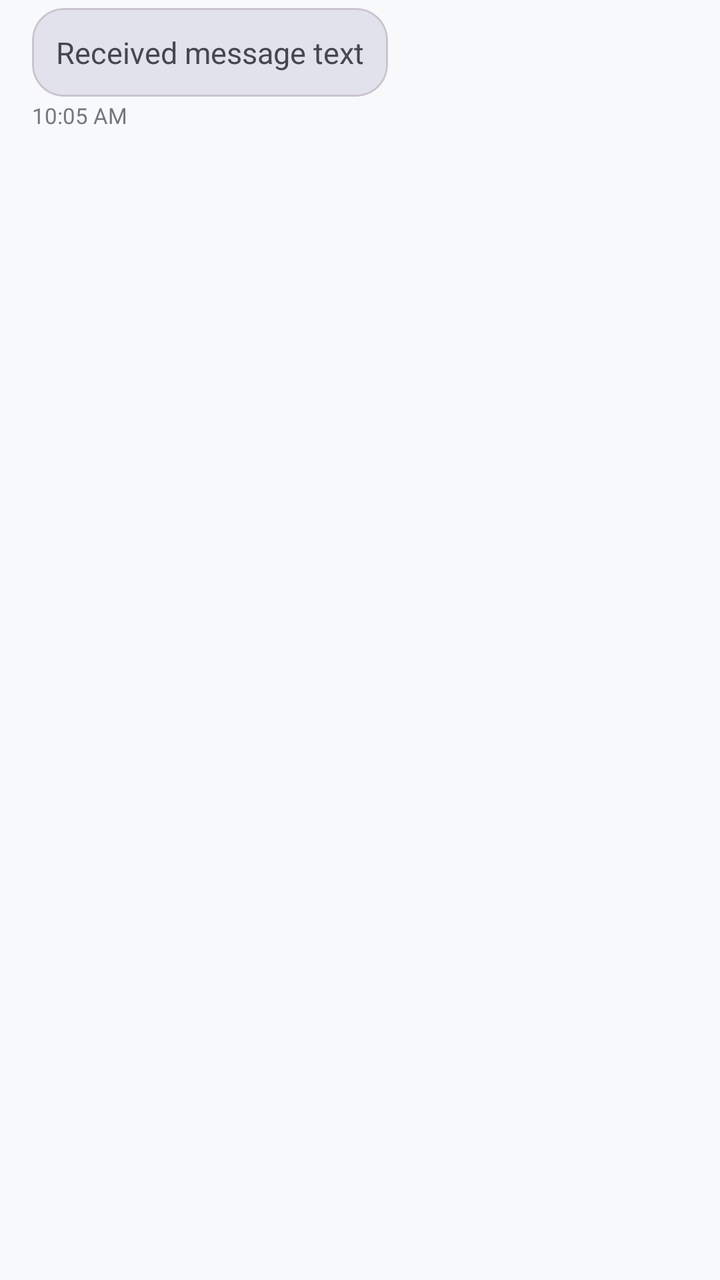
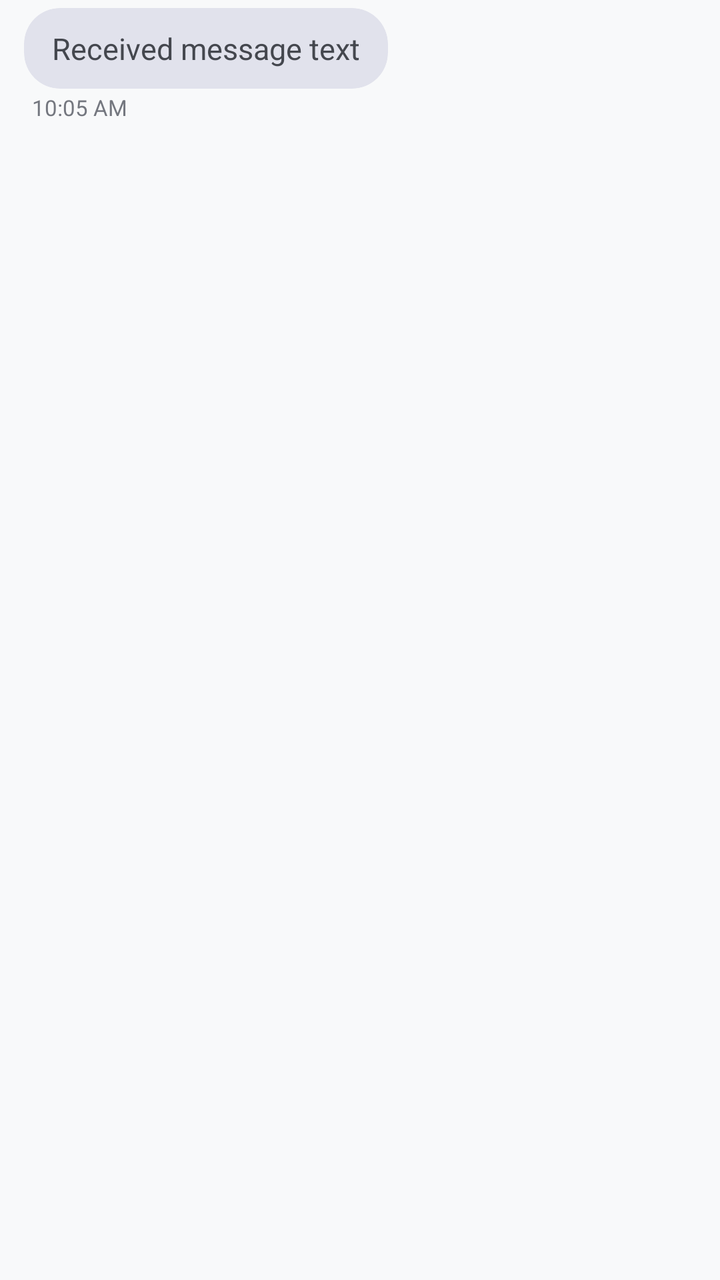

Two renders of the same Android screen: before a commit and after it. Below are the layout's source before the change and the commit's diff.
<!-- AndroidManifest.xml: application theme Theme.CampusFind -->
<!-- res/layout/item_message_received.xml -->
<?xml version="1.0" encoding="utf-8"?>
<LinearLayout xmlns:android="http://schemas.android.com/apk/res/android"
    xmlns:app="http://schemas.android.com/apk/res-auto"
    android:layout_width="match_parent"
    android:layout_height="wrap_content"
    android:gravity="start"
    android:orientation="vertical"
    android:paddingHorizontal="16dp"
    android:paddingVertical="4dp">

    <com.google.android.material.card.MaterialCardView
        android:layout_width="wrap_content"
        android:layout_height="wrap_content"
        app:cardBackgroundColor="@color/surface_variant"
        app:cardCornerRadius="16dp"
        app:cardElevation="0dp"
        app:shapeAppearanceOverlay="@style/ShapeAppearance.Material3.Corner.Large">

        <TextView
            android:id="@+id/tvMessage"
            android:layout_width="wrap_content"
            android:layout_height="wrap_content"
            android:maxWidth="260dp"
            android:padding="12dp"
            android:text="Received message text"
            android:textColor="@color/on_surface_variant"
            android:textSize="15sp" />
    </com.google.android.material.card.MaterialCardView>

    <TextView
        android:id="@+id/tvReceivedTime"
        android:layout_width="wrap_content"
        android:layout_height="wrap_content"
        android:layout_marginTop="2dp"
        android:text="10:05 AM"
        android:textColor="@color/outline"
        android:textSize="11sp" />
</LinearLayout>
<!-- resources referenced by this layout -->
<resources>
  <color name="on_surface_variant">#44474E</color>
  <color name="outline">#74777F</color>
  <color name="surface_variant">#E1E2EC</color>
  <style name="Theme.CampusFind" parent="Base.Theme.CampusFind" />
  <style name="Base.Theme.CampusFind" parent="Theme.Material3.DayNight.NoActionBar">
          
          <item name="colorPrimary">@color/primary</item>
          <item name="colorOnPrimary">@color/on_primary</item>
          <item name="colorPrimaryContainer">@color/primary_container</item>
          <item name="colorOnPrimaryContainer">@color/on_primary_container</item>
  
          <item name="colorSecondary">@color/secondary</item>
          <item name="colorOnSecondary">@color/on_secondary</item>
          <item name="colorSecondaryContainer">@color/secondary_container</item>
          <item name="colorOnSecondaryContainer">@color/on_secondary_container</item>
  
          <item name="android:colorBackground">@color/background</item>
          <item name="colorOnBackground">@color/on_background</item>
          <item name="colorSurface">@color/surface</item>
          <item name="colorOnSurface">@color/on_surface</item>
          <item name="colorSurfaceVariant">@color/surface_variant</item>
          <item name="colorOnSurfaceVariant">@color/on_surface_variant</item>
          <item name="colorOutline">@color/outline</item>
  
          
          <item name="android:statusBarColor">?attr/colorPrimary</item>
          <item name="android:windowLightStatusBar">false</item>
      </style>
  <color name="primary">#1976D2</color>
  <color name="on_primary">#FFFFFF</color>
  <color name="primary_container">#D1E4FF</color>
  <color name="on_primary_container">#001D36</color>
  <color name="secondary">#FFB300</color>
  <color name="on_secondary">#000000</color>
  <color name="secondary_container">#FFECB3</color>
  <color name="on_secondary_container">#261900</color>
  <color name="background">#F8F9FA</color>
  <color name="on_background">#1A1C1E</color>
  <color name="surface">#FFFFFF</color>
  <color name="on_surface">#1A1C1E</color>
</resources>

<!-- the commit's change to res/layout/item_message_received.xml (unified diff, before → after) -->
@@ -5,33 +5,51 @@
     android:layout_height="wrap_content"
     android:gravity="start"
     android:orientation="vertical"
-    android:paddingHorizontal="16dp"
+    android:paddingHorizontal="12dp"
     android:paddingVertical="4dp">
 
     <com.google.android.material.card.MaterialCardView
         android:layout_width="wrap_content"
         android:layout_height="wrap_content"
+        android:layout_gravity="start"
         app:cardBackgroundColor="@color/surface_variant"
-        app:cardCornerRadius="16dp"
+        app:cardCornerRadius="18dp"
         app:cardElevation="0dp"
-        app:shapeAppearanceOverlay="@style/ShapeAppearance.Material3.Corner.Large">
+        app:strokeWidth="0dp">
 
-        <TextView
-            android:id="@+id/tvMessage"
+        <LinearLayout
             android:layout_width="wrap_content"
             android:layout_height="wrap_content"
-            android:maxWidth="260dp"
-            android:padding="12dp"
-            android:text="Received message text"
-            android:textColor="@color/on_surface_variant"
-            android:textSize="15sp" />
+            android:orientation="vertical">
+
+            <com.google.android.material.imageview.ShapeableImageView
+                android:id="@+id/ivMessageImage"
+                android:layout_width="200dp"
+                android:layout_height="200dp"
+                android:scaleType="centerCrop"
+                android:visibility="gone"
+                app:shapeAppearanceOverlay="@style/ShapeAppearance.Material3.Corner.Medium" />
+
+            <TextView
+                android:id="@+id/tvMessage"
+                android:layout_width="wrap_content"
+                android:layout_height="wrap_content"
+                android:maxWidth="260dp"
+                android:paddingHorizontal="14dp"
+                android:paddingVertical="10dp"
+                android:text="Received message text"
+                android:textColor="@color/on_surface_variant"
+                android:textSize="15sp" />
+        </LinearLayout>
     </com.google.android.material.card.MaterialCardView>
 
     <TextView
         android:id="@+id/tvReceivedTime"
         android:layout_width="wrap_content"
         android:layout_height="wrap_content"
+        android:layout_gravity="start"
         android:layout_marginTop="2dp"
+        android:layout_marginStart="4dp"
         android:text="10:05 AM"
         android:textColor="@color/outline"
         android:textSize="11sp" />
